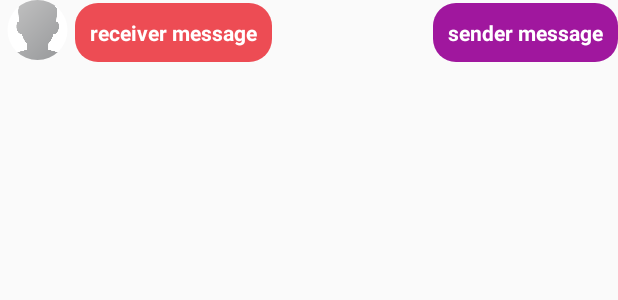
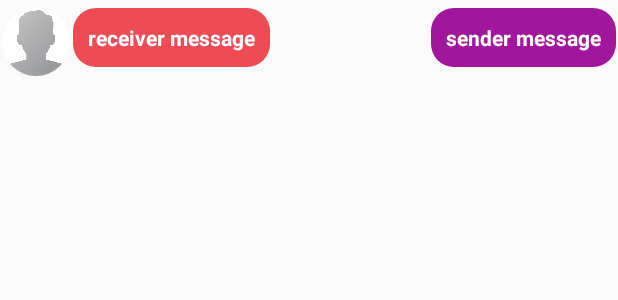
Before and after one commit to waqqas7/Trollify, an Android app: the layout message_layout_of_users.xml on its own in the app's theme, with its tools: preview values and no code run, on a phone screen of 412 x 824 dp. Shown: the top 300 px of the screen. Run offline under Robolectric (Android 15) with nearby library versions, the phone set to English and light mode, and no system bars.

Commit message:
Bugs Fixed: User Presence Status Users Chat Messages List Minor Design Changes

```diff
--- a/app/src/main/res/layout/message_layout_of_users.xml
+++ b/app/src/main/res/layout/message_layout_of_users.xml
@@ -6,8 +6,10 @@
 
     <de.hdodenhof.circleimageview.CircleImageView
         android:id="@+id/message_profile_image"
-        android:layout_width="50dp"
-        android:layout_height="40dp"
+        android:layout_width="45dp"
+        android:layout_height="45dp"
+        android:layout_marginTop="5dp"
+        android:layout_marginStart="1dp"
         android:src="@drawable/profile"/>
 
     <TextView
@@ -15,8 +17,9 @@
         android:layout_width="wrap_content"
         android:layout_height="wrap_content"
         android:layout_alignParentTop="true"
-        android:layout_marginTop="2dp"
+        android:layout_marginTop="5dp"
         android:layout_toEndOf="@+id/message_profile_image"
+        android:layout_marginStart="2dp"
         android:background="@drawable/receiver_message_text_background"
         android:text="receiver message"
         android:textColor="@android:color/background_light"
@@ -29,7 +32,8 @@
         android:layout_width="wrap_content"
         android:layout_height="wrap_content"
         android:layout_alignParentEnd="true"
-        android:layout_marginTop="2dp"
+        android:layout_marginEnd="1dp"
+        android:layout_marginTop="5dp"
         android:layout_alignParentTop="@+id/receiver_message_text"
         android:background="@drawable/sender_message_text_background"
         android:text="sender message"
```
Also changed, not shown: app/src/main/java/com/example/trollify/ChatActivity.java (+20 -33 lines), app/src/main/java/com/example/trollify/MainActivity.java (+29 -1 lines), app/src/main/java/com/example/trollify/MessagesAdapter.java (+11 -12 lines).
